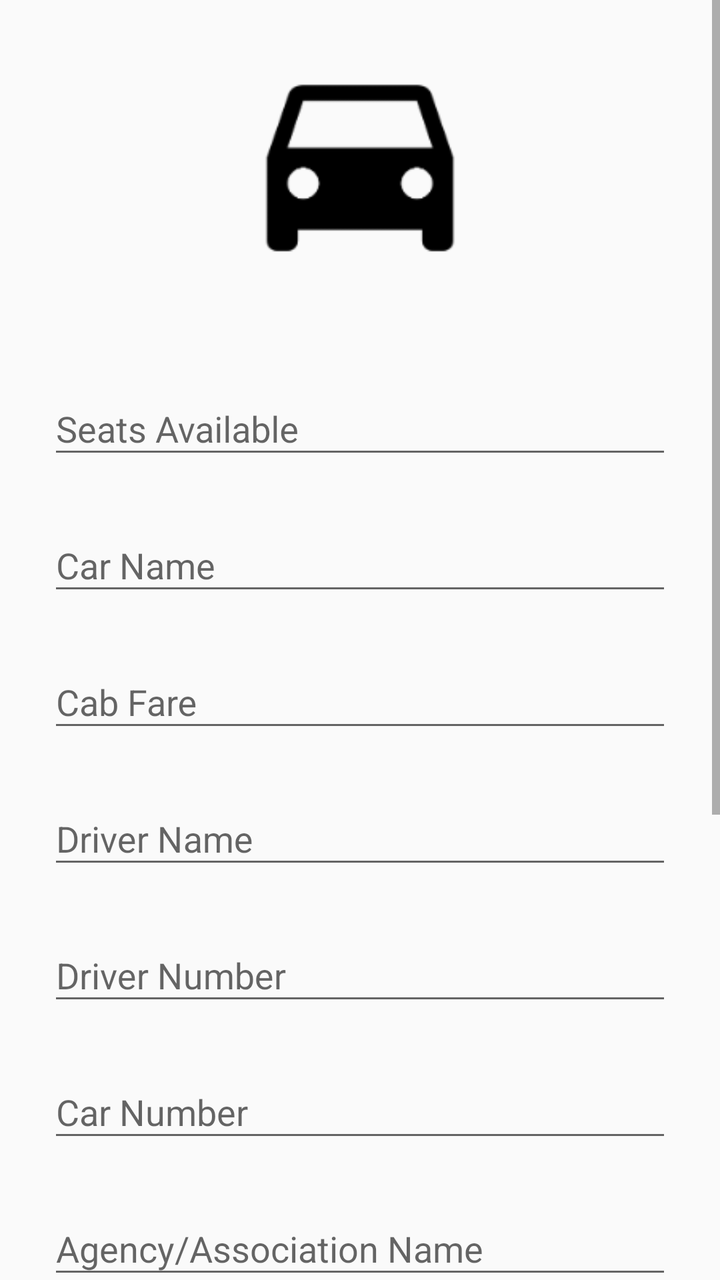
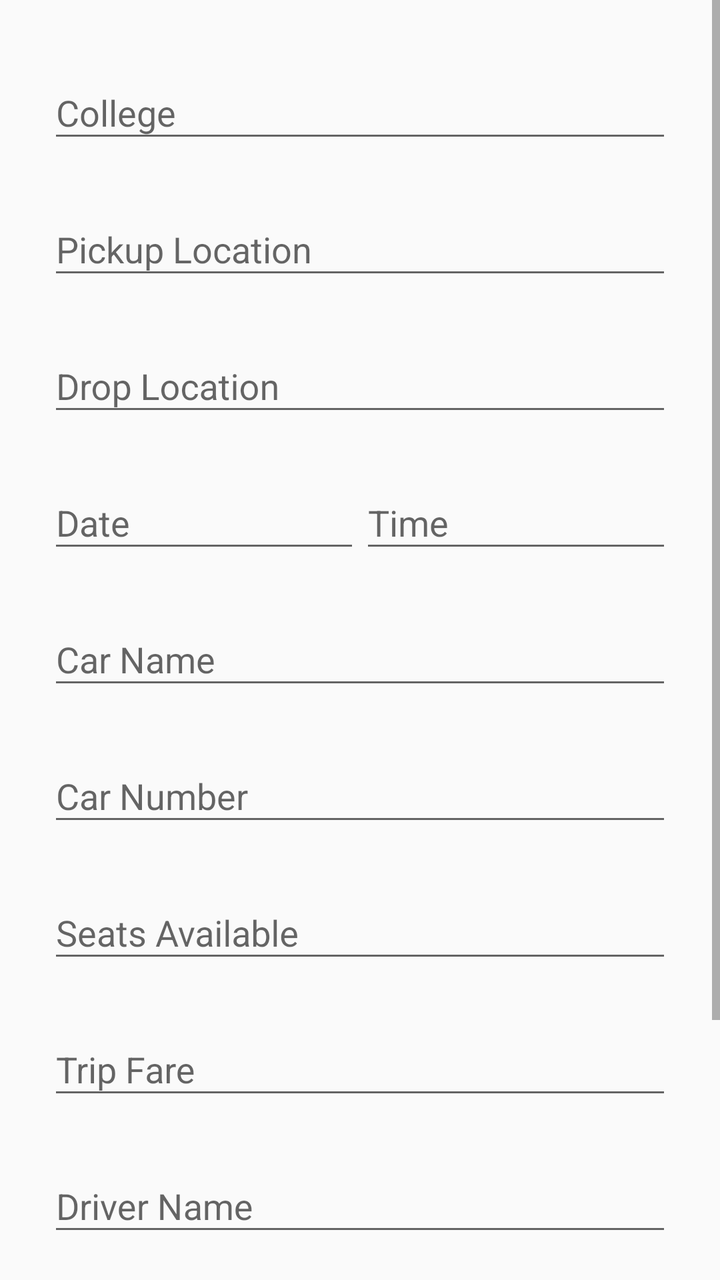

Screens rendered from an Android XML layout before and after an edit, with the pre-edit source and the edit as a unified diff.
<!-- AndroidManifest.xml: application theme AppTheme -->
<!-- res/layout/fragment_add_car.xml -->
<?xml version="1.0" encoding="utf-8"?>
<ScrollView xmlns:android="http://schemas.android.com/apk/res/android"
    android:layout_width="match_parent"
    android:layout_height="match_parent"
    android:fitsSystemWindows="true">

    <LinearLayout
        android:layout_width="match_parent"
        android:layout_height="wrap_content"
        android:orientation="vertical"
        android:paddingLeft="24dp"
        android:paddingRight="24dp"
        android:paddingTop="24dp"
        android:paddingBottom="24dp">

        <ImageView
            android:layout_width="300dp"
            android:layout_height="120dp"
            android:layout_gravity="center_horizontal"
            android:layout_marginBottom="30dp"
            android:src="@drawable/logo" />

        
        <android.support.design.widget.TextInputLayout
            android:layout_width="match_parent"
            android:layout_height="wrap_content"
            android:layout_marginBottom="8dp"
            android:layout_marginTop="8dp">

            <EditText
                android:id="@+id/seats_available"
                android:layout_width="match_parent"
                android:layout_height="wrap_content"
                android:hint="Seats Available"
                android:inputType="phone" />
        </android.support.design.widget.TextInputLayout>

        
        <android.support.design.widget.TextInputLayout
            android:layout_width="match_parent"
            android:layout_height="wrap_content"
            android:layout_marginBottom="8dp"
            android:layout_marginTop="8dp">

            <EditText
                android:id="@+id/car_name"
                android:layout_width="match_parent"
                android:layout_height="wrap_content"
                android:hint="Car Name"
                android:inputType="text" />
        </android.support.design.widget.TextInputLayout>

        <android.support.design.widget.TextInputLayout
            android:layout_width="match_parent"
            android:layout_height="wrap_content"
            android:layout_marginBottom="8dp"
            android:layout_marginTop="8dp">

            <EditText
                android:id="@+id/cab_fare"
                android:layout_width="match_parent"
                android:layout_height="wrap_content"
                android:hint="Cab Fare"
                android:inputType="number" />
        </android.support.design.widget.TextInputLayout>


        
        <android.support.design.widget.TextInputLayout
            android:layout_width="match_parent"
            android:layout_height="wrap_content"
            android:layout_marginBottom="8dp"
            android:layout_marginTop="8dp">

            <EditText
                android:id="@+id/driver_name"
                android:layout_width="match_parent"
                android:layout_height="wrap_content"
                android:hint="Driver Name"
                android:inputType="textPersonName" />
        </android.support.design.widget.TextInputLayout>


        
        <android.support.design.widget.TextInputLayout
            android:layout_width="match_parent"
            android:layout_height="wrap_content"
            android:layout_marginBottom="8dp"
            android:layout_marginTop="8dp">

            <EditText
                android:id="@+id/driver_number"
                android:layout_width="match_parent"
                android:layout_height="wrap_content"
                android:hint="Driver Number"
                android:inputType="number" />
        </android.support.design.widget.TextInputLayout>

        
        <android.support.design.widget.TextInputLayout
            android:layout_width="match_parent"
            android:layout_height="wrap_content"
            android:layout_marginBottom="8dp"
            android:layout_marginTop="8dp">

            <EditText
                android:id="@+id/car_number"
                android:layout_width="match_parent"
                android:layout_height="wrap_content"
                android:hint="Car Number"
                android:inputType="text" />
        </android.support.design.widget.TextInputLayout>

        
        <android.support.design.widget.TextInputLayout
            android:layout_width="match_parent"
            android:layout_height="wrap_content"
            android:layout_marginBottom="8dp"
            android:layout_marginTop="8dp">

            <EditText
                android:id="@+id/org_name"
                android:layout_width="match_parent"
                android:layout_height="wrap_content"
                android:hint="Agency/Association Name"
                android:inputType="text" />
        </android.support.design.widget.TextInputLayout>

        <android.support.design.widget.TextInputLayout
            android:layout_width="match_parent"
            android:layout_height="wrap_content"
            android:layout_gravity="center"
            >

            <AutoCompleteTextView
                android:id="@+id/spinner_select_college"
                android:layout_width="match_parent"
                android:layout_height="wrap_content"
                android:hint="College"
                android:inputType="textAutoComplete|text"
                android:maxLines="1"
                android:singleLine="true"
                android:drawablePadding="8dp"
                />

        </android.support.design.widget.TextInputLayout>

        <android.support.design.widget.TextInputLayout
            android:layout_width="match_parent"
            android:layout_height="wrap_content"
            android:layout_marginBottom="8dp"
            android:layout_marginTop="8dp">

            <AutoCompleteTextView
                android:id="@+id/default_pickup_location"
                android:layout_width="match_parent"
                android:layout_height="wrap_content"
                android:hint="Pickup Location"
                android:inputType="text|textAutoComplete"
                android:maxLines="1"
                android:singleLine="true"/>
        </android.support.design.widget.TextInputLayout>

        <android.support.design.widget.TextInputLayout
            android:layout_width="match_parent"
            android:layout_height="wrap_content"
            android:layout_marginBottom="8dp"
            android:layout_marginTop="8dp">

            <AutoCompleteTextView
                android:id="@+id/default_drop_location"
                android:layout_width="match_parent"
                android:layout_height="wrap_content"
                android:hint="Drop Location"
                android:inputType="text|textAutoComplete"
                android:maxLines="1"
                android:singleLine="true" />
        </android.support.design.widget.TextInputLayout>

        <LinearLayout
            android:layout_width="match_parent"
            android:layout_height="wrap_content"
            android:layout_marginBottom="8dp"
            android:layout_marginTop="8dp"
            android:orientation="horizontal">

            <android.support.design.widget.TextInputLayout
                android:layout_width="0dp"
                android:layout_height="wrap_content"
                android:layout_weight="1">

                <EditText
                    android:id="@+id/default_start_date"
                    android:layout_width="match_parent"
                    android:layout_height="wrap_content"
                    android:clickable="true"
                    android:drawablePadding="8dp"
                    android:focusable="false"
                    android:hint="Date"
                    android:inputType="date"
                    android:maxLines="1"
                    android:singleLine="true" />

            </android.support.design.widget.TextInputLayout>

            <android.support.design.widget.TextInputLayout
                android:layout_width="0dp"
                android:layout_height="wrap_content"
                android:layout_weight="1">

                <EditText
                    android:id="@+id/default_start_time"
                    android:layout_width="match_parent"
                    android:layout_height="wrap_content"
                    android:clickable="true"
                    android:drawablePadding="8dp"
                    android:focusable="false"
                    android:hint="Time"
                    android:inputType="datetime"
                    android:maxLines="1"
                    android:singleLine="true" />

            </android.support.design.widget.TextInputLayout>

        </LinearLayout>


        
        <android.support.v7.widget.AppCompatButton
            android:id="@+id/btn_addcar"
            android:layout_width="fill_parent"
            android:layout_height="wrap_content"
            android:layout_marginTop="24dp"
            android:padding="12dp"
            android:text="Add Car" />
    </LinearLayout>
</ScrollView>
<!-- resources referenced by this layout -->
<resources>
  <!-- drawable logo: png bitmap (drawable, 3313 bytes) -->
  <style name="AppTheme" parent="Theme.AppCompat.Light.DarkActionBar">
          
      </style>
</resources>

<!-- the commit's change to res/layout/fragment_add_car.xml (unified diff, before → after) -->
@@ -8,180 +8,66 @@
         android:layout_width="match_parent"
         android:layout_height="wrap_content"
         android:orientation="vertical"
+        android:paddingBottom="24dp"
         android:paddingLeft="24dp"
         android:paddingRight="24dp"
-        android:paddingTop="24dp"
-        android:paddingBottom="24dp">
-
-        <ImageView
-            android:layout_width="300dp"
-            android:layout_height="120dp"
-            android:layout_gravity="center_horizontal"
-            android:layout_marginBottom="30dp"
-            android:src="@drawable/logo" />
-
-        
-        <android.support.design.widget.TextInputLayout
-            android:layout_width="match_parent"
-            android:layout_height="wrap_content"
-            android:layout_marginBottom="8dp"
-            android:layout_marginTop="8dp">
-
-            <EditText
-                android:id="@+id/seats_available"
-                android:layout_width="match_parent"
-                android:layout_height="wrap_content"
-                android:hint="Seats Available"
-                android:inputType="phone" />
-        </android.support.design.widget.TextInputLayout>
-
-        
-        <android.support.design.widget.TextInputLayout
-            android:layout_width="match_parent"
-            android:layout_height="wrap_content"
-            android:layout_marginBottom="8dp"
-            android:layout_marginTop="8dp">
-
-            <EditText
-                android:id="@+id/car_name"
-                android:layout_width="match_parent"
-                android:layout_height="wrap_content"
-                android:hint="Car Name"
-                android:inputType="text" />
-        </android.support.design.widget.TextInputLayout>
-
-        <android.support.design.widget.TextInputLayout
-            android:layout_width="match_parent"
-            android:layout_height="wrap_content"
-            android:layout_marginBottom="8dp"
-            android:layout_marginTop="8dp">
-
-            <EditText
-                android:id="@+id/cab_fare"
-                android:layout_width="match_parent"
-                android:layout_height="wrap_content"
-                android:hint="Cab Fare"
-                android:inputType="number" />
-        </android.support.design.widget.TextInputLayout>
-
-
-        
-        <android.support.design.widget.TextInputLayout
-            android:layout_width="match_parent"
-            android:layout_height="wrap_content"
-            android:layout_marginBottom="8dp"
-            android:layout_marginTop="8dp">
-
-            <EditText
-                android:id="@+id/driver_name"
-                android:layout_width="match_parent"
-                android:layout_height="wrap_content"
-                android:hint="Driver Name"
-                android:inputType="textPersonName" />
-        </android.support.design.widget.TextInputLayout>
-
-
-        
-        <android.support.design.widget.TextInputLayout
-            android:layout_width="match_parent"
-            android:layout_height="wrap_content"
-            android:layout_marginBottom="8dp"
-            android:layout_marginTop="8dp">
-
-            <EditText
-                android:id="@+id/driver_number"
-                android:layout_width="match_parent"
-                android:layout_height="wrap_content"
-                android:hint="Driver Number"
-                android:inputType="number" />
-        </android.support.design.widget.TextInputLayout>
-
-        
-        <android.support.design.widget.TextInputLayout
-            android:layout_width="match_parent"
-            android:layout_height="wrap_content"
-            android:layout_marginBottom="8dp"
-            android:layout_marginTop="8dp">
-
-            <EditText
-                android:id="@+id/car_number"
-                android:layout_width="match_parent"
-                android:layout_height="wrap_content"
-                android:hint="Car Number"
-                android:inputType="text" />
-        </android.support.design.widget.TextInputLayout>
-
-        
-        <android.support.design.widget.TextInputLayout
-            android:layout_width="match_parent"
-            android:layout_height="wrap_content"
-            android:layout_marginBottom="8dp"
-            android:layout_marginTop="8dp">
-
-            <EditText
-                android:id="@+id/org_name"
-                android:layout_width="match_parent"
-                android:layout_height="wrap_content"
-                android:hint="Agency/Association Name"
-                android:inputType="text" />
-        </android.support.design.widget.TextInputLayout>
+        android:paddingTop="24dp">
 
         <android.support.design.widget.TextInputLayout
             android:layout_width="match_parent"
             android:layout_height="wrap_content"
             android:layout_gravity="center"
-            >
+            android:layout_marginBottom="16dp">
 
             <AutoCompleteTextView
                 android:id="@+id/spinner_select_college"
                 android:layout_width="match_parent"
                 android:layout_height="wrap_content"
-                android:hint="College"
+                android:drawablePadding="8dp"
+                android:hint="@string/college"
                 android:inputType="textAutoComplete|text"
                 android:maxLines="1"
-                android:singleLine="true"
-                android:drawablePadding="8dp"
-                />
-
-        </android.support.design.widget.TextInputLayout>
-
-        <android.support.design.widget.TextInputLayout
-            android:layout_width="match_parent"
-            android:layout_height="wrap_content"
-            android:layout_marginBottom="8dp"
-            android:layout_marginTop="8dp">
+                android:singleLine="true" />
+
+        </android.support.design.widget.TextInputLayout>
+
+        <android.support.design.widget.TextInputLayout
+            android:layout_width="match_parent"
+            android:layout_height="wrap_content"
+            android:layout_marginBottom="16dp">
 
             <AutoCompleteTextView
                 android:id="@+id/default_pickup_location"
                 android:layout_width="match_parent"
                 android:layout_height="wrap_content"
-                android:hint="Pickup Location"
-                android:inputType="text|textAutoComplete"
-                android:maxLines="1"
-                android:singleLine="true"/>
-        </android.support.design.widget.TextInputLayout>
-
-        <android.support.design.widget.TextInputLayout
-            android:layout_width="match_parent"
-            android:layout_height="wrap_content"
-            android:layout_marginBottom="8dp"
-            android:layout_marginTop="8dp">
-
-            <AutoCompleteTextView
-                android:id="@+id/default_drop_location"
-                android:layout_width="match_parent"
-                android:layout_height="wrap_content"
-                android:hint="Drop Location"
+                android:hint="@string/pickup_location"
                 android:inputType="text|textAutoComplete"
                 android:maxLines="1"
                 android:singleLine="true" />
+
+        </android.support.design.widget.TextInputLayout>
+
+        <android.support.design.widget.TextInputLayout
+            android:layout_width="match_parent"
+            android:layout_height="wrap_content"
+            android:layout_marginBottom="16dp">
+
+            <AutoCompleteTextView
+                android:id="@+id/default_drop_location"
+                android:layout_width="match_parent"
+                android:layout_height="wrap_content"
+                android:hint="@string/drop_location"
+                android:inputType="text|textAutoComplete"
+                android:maxLines="1"
+                android:singleLine="true" />
+
         </android.support.design.widget.TextInputLayout>
 
         <LinearLayout
             android:layout_width="match_parent"
             android:layout_height="wrap_content"
-            android:layout_marginBottom="8dp"
-            android:layout_marginTop="8dp"
+            android:layout_marginBottom="16dp"
+            android:baselineAligned="false"
             android:orientation="horizontal">
 
             <android.support.design.widget.TextInputLayout
@@ -195,8 +81,8 @@
                     android:layout_height="wrap_content"
                     android:clickable="true"
                     android:drawablePadding="8dp"
-                    android:focusable="false"
-                    android:hint="Date"
+                    android:focusable="true"
+                    android:hint="@string/date"
                     android:inputType="date"
                     android:maxLines="1"
                     android:singleLine="true" />
@@ -214,8 +100,8 @@
                     android:layout_height="wrap_content"
                     android:clickable="true"
                     android:drawablePadding="8dp"
-                    android:focusable="false"
-                    android:hint="Time"
+                    android:focusable="true"
+                    android:hint="@string/time"
                     android:inputType="datetime"
                     android:maxLines="1"
                     android:singleLine="true" />
@@ -224,14 +110,102 @@
 
         </LinearLayout>
 
-
-        
-        <android.support.v7.widget.AppCompatButton
-            android:id="@+id/btn_addcar"
-            android:layout_width="fill_parent"
-            android:layout_height="wrap_content"
+        <android.support.design.widget.TextInputLayout
+            android:layout_width="match_parent"
+            android:layout_height="wrap_content"
+            android:layout_marginBottom="16dp">
+
+            <EditText
+                android:id="@+id/car_name"
+                android:layout_width="match_parent"
+                android:layout_height="wrap_content"
+                android:hint="@string/car_name"
+                android:inputType="text" />
+
+        </android.support.design.widget.TextInputLayout>
+
+        <android.support.design.widget.TextInputLayout
+            android:layout_width="match_parent"
+            android:layout_height="wrap_content"
+            android:layout_marginBottom="16dp">
+
+            <EditText
+                android:id="@+id/car_number"
+                android:layout_width="match_parent"
+                android:layout_height="wrap_content"
+                android:hint="@string/car_number"
+                android:inputType="text|number" />
+
+        </android.support.design.widget.TextInputLayout>
+
+        <android.support.design.widget.TextInputLayout
+            android:layout_width="match_parent"
+            android:layout_height="wrap_content"
+            android:layout_marginBottom="16dp">
+
+            <EditText
+                android:id="@+id/seats_available"
+                android:layout_width="match_parent"
+                android:layout_height="wrap_content"
+                android:hint="@string/seats_available"
+                android:inputType="number" />
+
+        </android.support.design.widget.TextInputLayout>
+
+        <android.support.design.widget.TextInputLayout
+            android:layout_width="match_parent"
+            android:layout_height="wrap_content"
+            android:layout_marginBottom="16dp">
+
+            <EditText
+                android:id="@+id/trip_fare"
+                android:layout_width="match_parent"
+                android:layout_height="wrap_content"
+                android:hint="@string/trip_fare"
+                android:inputType="number" />
+
+        </android.support.design.widget.TextInputLayout>
+
+        <android.support.design.widget.TextInputLayout
+            android:layout_width="match_parent"
+            android:layout_height="wrap_content"
+            android:layout_marginBottom="16dp">
+
+            <EditText
+                android:id="@+id/driver_name"
+                android:layout_width="match_parent"
+                android:layout_height="wrap_content"
+                android:hint="@string/driver_name"
+                android:inputType="textPersonName" />
+
+        </android.support.design.widget.TextInputLayout>
+
+        <android.support.design.widget.TextInputLayout
+            android:layout_width="match_parent"
+            android:layout_height="wrap_content"
+            android:layout_marginBottom="16dp">
+
+            <EditText
+                android:id="@+id/driver_number"
+                android:layout_width="match_parent"
+                android:layout_height="wrap_content"
+                android:hint="@string/driver_number"
+                android:inputType="number" />
+
+        </android.support.design.widget.TextInputLayout>
+
+        <Button
+            android:id="@+id/btn_add_car"
+            style="?android:textAppearanceSmall"
+            android:layout_width="match_parent"
+            android:layout_height="wrap_content"
+            android:layout_gravity="center_horizontal"
             android:layout_marginTop="24dp"
-            android:padding="12dp"
-            android:text="Add Car" />
+            android:text="@string/add_car"
+            android:textColor="#ffffff"
+            android:textStyle="bold"
+            android:theme="@style/buttonTheme" />
+
     </LinearLayout>
+
 </ScrollView>
<!-- resource entries referenced after the edit -->
@@ -1,8 +1,27 @@
 <!-- resources referenced by this layout -->
 <resources>
-  <!-- drawable logo: png bitmap (drawable, 3313 bytes) -->
+  <string name="add_car">Add Car</string>
+  <string name="car_name">Car Name</string>
+  <string name="car_number">Car Number</string>
+  <string name="college">College</string>
+  <string name="date">Date</string>
+  <string name="driver_name">Driver Name</string>
+  <string name="driver_number">Driver Number</string>
+  <string name="drop_location">Drop Location</string>
+  <string name="pickup_location">Pickup Location</string>
+  <string name="seats_available">Seats Available</string>
+  <string name="time">Time</string>
+  <string name="trip_fare">Trip Fare</string>
+  <style name="buttonTheme" parent="Theme.AppCompat.Light.DarkActionBar">
+          <item name="colorButtonNormal">#000000</item>
+      </style>
   <style name="AppTheme" parent="Theme.AppCompat.Light.DarkActionBar">
-          
+          <item name="colorPrimary">@color/colorPrimary</item>
+          <item name="colorPrimaryDark">@color/colorPrimaryDark</item>
+          <item name="colorAccent">@color/colorAccent</item>
       </style>
+  <color name="colorPrimary">#000000</color>
+  <color name="colorPrimaryDark">#000000</color>
+  <color name="colorAccent">#000000</color>
 </resources>
 
